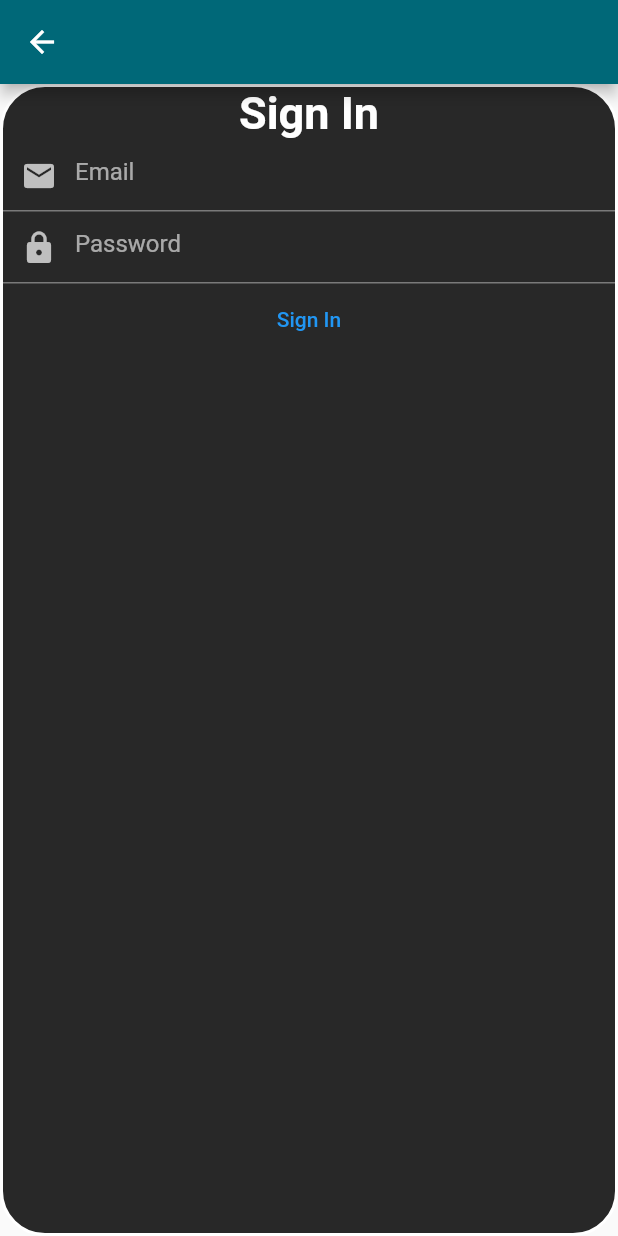
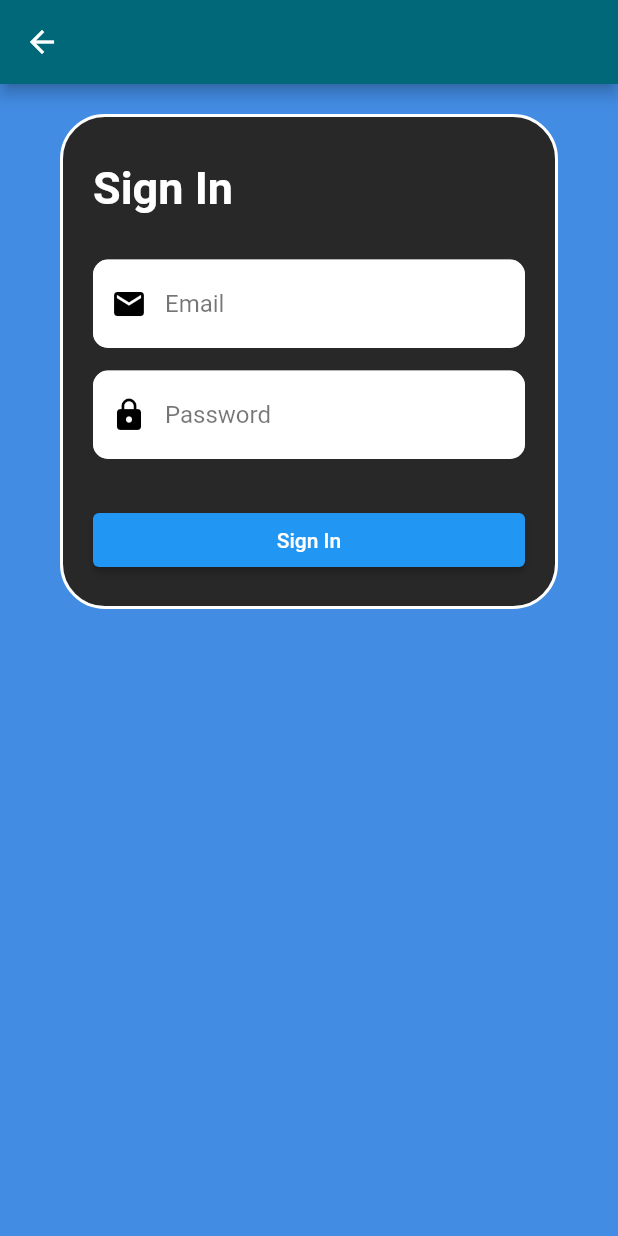
Before and after one commit to Open-Health-Manager/Rosie, a Flutter app: the screen it shows after launch, after a tap on "Sign In", on a phone screen of 412 x 824 dp. Run offline on Flutter 3.47's test engine with Material 2 defaults, Android fonts, the phone set to English and light mode, and no system bars; our stand-ins replace google_fonts.

Commit message:
Style account pages

```diff
--- a/lib/src/account/account_form.dart
+++ /dev/null
@@ -1 +0,0 @@
-// Generic account form with two fields
--- /dev/null
+++ b/lib/src/account/account_screen.dart
@@ -0,0 +1,58 @@
+// Generic account screen with two fields
+
+import 'package:flutter/material.dart';
+import 'account_theme.dart';
+
+// This provides the basic framework for the two otherwise identical sign-in
+// screens.
+class AccountScreen extends StatelessWidget {
+  const AccountScreen({Key? key, required this.title, required this.fields, required this.submitLabel, required this.onSubmit}) : super(key: key);
+
+  final String title;
+  final List<Widget> fields;
+  final String submitLabel;
+  final void Function() onSubmit;
+
+  @override
+  Widget build(BuildContext context) {
+    List<Widget> formChildren = [
+      Text(title, style: const TextStyle(fontSize: 30, fontWeight: FontWeight.bold, color: AccountThemePalette.textColor)),
+      const SizedBox(height: 30.0)
+    ];
+    for (var element in fields) {
+      // For each field, we add a SizedBox between to add a bit of padding
+      if (formChildren.length > 2) {
+        formChildren.add(const SizedBox(height: 15.0));
+      }
+      formChildren.add(element);
+    }
+    formChildren.add(const SizedBox(height: 30.0));
+    formChildren.add(ElevatedButton(
+      child: Text(submitLabel),
+      onPressed: onSubmit
+    ));
+    return Scaffold(appBar: AppBar(),
+      backgroundColor: AccountThemePalette.background,
+      body: SafeArea(
+        child: Column(
+          children: [
+            // This is the "real" box
+            Container(
+              margin: const EdgeInsets.fromLTRB(40.0, 20.0, 40.0, 0.0),
+              padding: const EdgeInsets.fromLTRB(20.0, 30.0, 20.0, 20.0),
+              decoration: createAccountBoxDecoration(),
+              child: Theme(
+                data: createAccountTheme(),
+                child: Column(
+                  crossAxisAlignment: CrossAxisAlignment.stretch,
+                  children: formChildren
+                )
+              )
+            )
+          ]
+        )
+      )
+    );
+  }
+
+}
--- a/lib/src/account/account_theme.dart
+++ b/lib/src/account/account_theme.dart
@@ -1,17 +1,29 @@
 import 'package:flutter/material.dart';
 
-const Color darkGrey = Color.fromARGB(255, 0x28, 0x28, 0x28);
+class AccountThemePalette {
+  static const Color darkGrey = Color.fromARGB(255, 0x28, 0x28, 0x28);
+  static const Color background = Color.fromARGB(255, 66, 140, 227);
+  static const Color textColor = Colors.white;
+}
 
 ThemeData createAccountTheme() {
   return ThemeData(
     brightness: Brightness.dark,
-    backgroundColor: darkGrey
+    backgroundColor: AccountThemePalette.darkGrey,
+    inputDecorationTheme: const InputDecorationTheme(
+      border: OutlineInputBorder(borderRadius: BorderRadius.all(Radius.circular(10.0))),
+      fillColor: Colors.white,
+      filled: true,
+      hintStyle: TextStyle(color: Colors.black54),
+      prefixIconColor: Colors.black
+    ),
+    textTheme: Typography.material2018().white.copyWith(subtitle1: const TextStyle(color: Colors.black))
   );
 }
 
 BoxDecoration createAccountBoxDecoration() {
   return BoxDecoration(
-    color: darkGrey,
+    color: AccountThemePalette.darkGrey,
     border: Border.all(color: Colors.white, width: 2.0),
     borderRadius: BorderRadius.circular(30),
   );
--- a/lib/src/account/sign_in.dart
+++ b/lib/src/account/sign_in.dart
@@ -1,7 +1,7 @@
 // This provides the sign in process
 
 import 'package:flutter/material.dart';
-import 'account_theme.dart';
+import 'account_screen.dart';
 import '../auth.dart';
 
 class SignIn extends StatefulWidget {
@@ -12,19 +12,14 @@ class SignIn extends StatefulWidget {
 }
 
 class _SignInState extends State<SignIn> {
-  final GlobalKey _formState = GlobalKey(debugLabel: "SignIn");
   String? email;
   String? password;
 
   @override
   Widget build(BuildContext context) {
-    return Scaffold(appBar: AppBar(),
-      body: SafeArea(child: Center(child: Container(
-        decoration: createAccountBoxDecoration(),
-        child: Theme(
-          child: Form(key: _formState,
-            child: Column(children: [
-              const Text("Sign In", style: TextStyle(fontSize: 30.0, color: Colors.white, fontWeight: FontWeight.bold)),
+    return AccountScreen(
+      title: "Sign In",
+      fields: [
         TextFormField(
           autocorrect: false,
           decoration: const InputDecoration(hintText: "Email", prefixIcon: Icon(Icons.email)),
@@ -36,7 +31,8 @@ class _SignInState extends State<SignIn> {
           },
           onChanged: (value) {
             email = value;
-                }
+          },
+          autofillHints: const [AutofillHints.email],
         ),
         TextFormField(
           autocorrect: false,
@@ -52,21 +48,15 @@ class _SignInState extends State<SignIn> {
             password = value;
           }
         ),
-              TextButton(
-                child: const Text('Sign In'),
-                onPressed: () async {
+      ],
+      submitLabel: "Sign In",
+      onSubmit: () async {
         if (email != null && password != null) {
           await OpenHealthManagerAuthScope.of(context).signIn(email!, password!);
         } else {
           // Show a dialog?
         }
-                }
-              )
-            ])
-          ),
-          data: createAccountTheme()
-        )
-      )))
+      },
     );
   }
 }
--- a/lib/src/account/sign_up.dart
+++ b/lib/src/account/sign_up.dart
@@ -1,7 +1,7 @@
 // This provides the sign in process
 
 import 'package:flutter/material.dart';
-import 'account_theme.dart';
+import 'account_screen.dart';
 import '../auth.dart';
 
 class SignUp extends StatefulWidget {
@@ -15,19 +15,14 @@ class SignUpData {
 }
 
 class _SignUpState extends State<SignUp> {
-  final GlobalKey _formState = GlobalKey(debugLabel: "SignUp");
   String? fullName;
   String? email;
 
   @override
   Widget build(BuildContext context) {
-    return Scaffold(appBar: AppBar(),
-      body: SafeArea(child: Center(child: Container(
-        decoration: createAccountBoxDecoration(),
-        child: Theme(
-          child: Form(key: _formState,
-            child: Column(children: [
-              const Text("Sign Up", style: TextStyle(fontSize: 30.0, color: Colors.white, fontWeight: FontWeight.bold)),
+    return AccountScreen(
+      title: "Sign Up",
+      fields: [
         TextFormField(
           autocorrect: false,
           decoration: const InputDecoration(hintText: "Full Name", prefixIcon: Icon(Icons.account_circle)),
@@ -43,6 +38,7 @@ class _SignUpState extends State<SignUp> {
         ),
         TextFormField(
           autocorrect: false,
+          autofillHints: const [AutofillHints.email],
           decoration: const InputDecoration(hintText: "Email", prefixIcon: Icon(Icons.email)),
           validator: (value) {
             if (value == null || value.isEmpty) {
@@ -53,22 +49,16 @@ class _SignUpState extends State<SignUp> {
           onChanged: (value) {
             email = value;
           }
-              ),
-              TextButton(
-                child: const Text('Sign Up'),
-                onPressed: () async {
+        )
+      ],
+      submitLabel: "Sign Up",
+      onSubmit: () async {
         if (fullName != null && email != null) {
           await OpenHealthManagerAuthScope.of(context).createAccount(fullName!, email!);
         } else {
           // Show a dialog?
         }
       }
-              )
-            ])
-          ),
-          data: createAccountTheme()
-        )
-      )))
     );
   }
 }
--- a/lib/src/get_started/get_started.dart
+++ b/lib/src/get_started/get_started.dart
@@ -1,5 +1,6 @@
 // This shows the getting started page.
 import 'package:flutter/material.dart';
+import 'package:google_fonts/google_fonts.dart';
 
 class GetStarted extends StatelessWidget {
   const GetStarted({Key? key}) : super(key: key);
@@ -10,7 +11,7 @@ class GetStarted extends StatelessWidget {
       Container(
         padding: const EdgeInsets.all(20),
         child: Column(children: [
-          const Text("Get Started with Preventative Health Check", style: TextStyle(fontSize: 24.0)),
+          Text("Get Started with Preventative Health Check", style: GoogleFonts.ubuntu(fontSize: 24.0)),
           const SizedBox(height: 300),
           const Text("Looks like you don't have any health data sources yet", style: TextStyle(fontWeight: FontWeight.bold)),
           const SizedBox(height: 20),
--- a/pubspec.yaml
+++ b/pubspec.yaml
@@ -1,5 +1,5 @@
 name: rosie
-description: A new Flutter project.
+description: Access your health data.
 
 # The following line prevents the package from being accidentally published to
 # pub.dev using `flutter pub publish`. This is preferred for private packages.
@@ -34,6 +34,7 @@ dependencies:
   # The following adds the Cupertino Icons font to your application.
   # Use with the CupertinoIcons class for iOS style icons.
   cupertino_icons: ^1.0.2
+  google_fonts: ^2.3.1
 
 dev_dependencies:
   flutter_test:
```
Also changed, not shown: pubspec.lock, 6 other files. Lines whose indentation alone changed are shown as unchanged.
